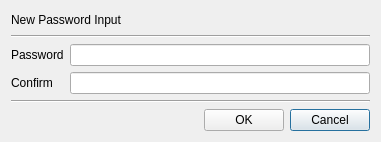
Qt form CertMan/new_passwd_dlg.ui (jykim74/CertMan) before a commit.
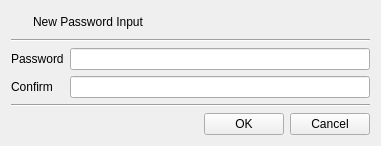
The same form after that commit. Icons and pictures are not drawn.

```diff
--- a/CertMan/new_passwd_dlg.ui
+++ b/CertMan/new_passwd_dlg.ui
@@ -15,11 +15,44 @@
   </property>
   <layout class="QVBoxLayout" name="verticalLayout">
    <item>
-    <widget class="QLabel" name="mTitleLabel">
-     <property name="text">
-      <string>New Password Input</string>
+    <layout class="QGridLayout" name="gridLayout_3">
+     <property name="topMargin">
+      <number>0</number>
      </property>
-    </widget>
+     <item row="0" column="1">
+      <widget class="QLabel" name="mTitleLabel">
+       <property name="text">
+        <string>New Password Input</string>
+       </property>
+      </widget>
+     </item>
+     <item row="0" column="0">
+      <widget class="QPushButton" name="pushButton">
+       <property name="minimumSize">
+        <size>
+         <width>16</width>
+         <height>0</height>
+        </size>
+       </property>
+       <property name="maximumSize">
+        <size>
+         <width>16</width>
+         <height>16777215</height>
+        </size>
+       </property>
+       <property name="text">
+        <string/>
+       </property>
+       <property name="icon">
+        <iconset resource="certman.qrc">
+         <normaloff>:/images/setpass.png</normaloff>:/images/setpass.png</iconset>
+       </property>
+       <property name="flat">
+        <bool>true</bool>
+       </property>
+      </widget>
+     </item>
+    </layout>
    </item>
    <item>
     <widget class="Line" name="line">
```
Left out of the diff: 4 changed lines with no effect on the pictures.
